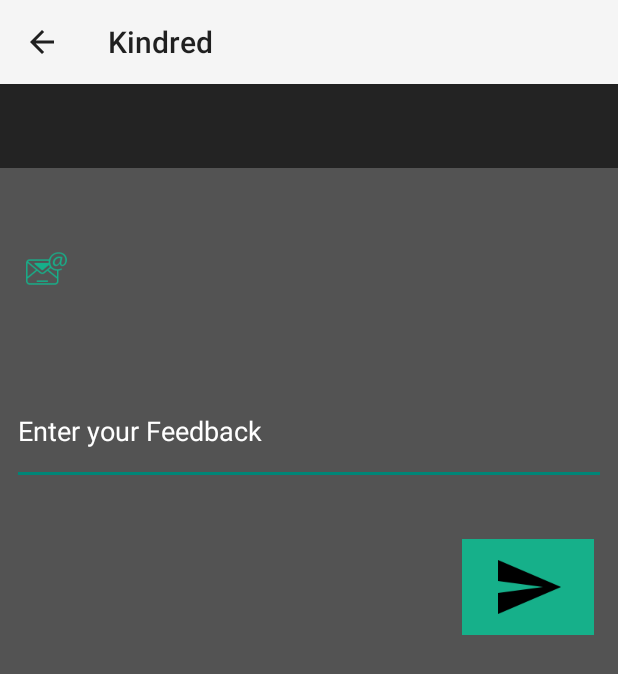
After one commit to AdnanIqbalKhan/Kindred, an Android app: the FeedbackActivity screen opened directly, with no data from a screen before it, on a phone screen of 412 x 824 dp. The commit adds this screen. Shown: the top 674 px of the screen. Run offline under Robolectric (Android 15) with nearby library versions, the phone set to English and light mode, and no system bars; our stand-ins replace Firebase (no records; nobody signed in at launch, a user with empty details on screens opened directly); 1 statement that could not run was skipped.

Commit message:
Add feedback functionality

```diff
--- a/app/build.gradle
+++ b/app/build.gradle
@@ -59,7 +59,7 @@
     implementation 'com.firebaseui:firebase-ui-auth:2.3.0'
 
     // Required only if Facebook login support is required
-    implementation ('com.facebook.android:facebook-android-sdk:4.22.1')
+    implementation('com.facebook.android:facebook-android-sdk:4.22.1')
 
 }
 
--- a/app/src/main/java/com/kindred/kindred/ChatActivity.java
+++ b/app/src/main/java/com/kindred/kindred/ChatActivity.java
@@ -28,9 +28,6 @@
 import com.google.firebase.database.Query;
 import com.google.firebase.database.ServerValue;
 import com.google.firebase.database.ValueEventListener;
-import com.squareup.picasso.Callback;
-import com.squareup.picasso.NetworkPolicy;
-import com.squareup.picasso.Picasso;
 
 import java.util.ArrayList;
 import java.util.HashMap;
--- /dev/null
+++ b/app/src/main/java/com/kindred/kindred/FeedbackActivity.java
@@ -0,0 +1,80 @@
+package com.kindred.kindred;
+
+import android.os.Bundle;
+import android.support.annotation.NonNull;
+import android.support.v7.app.ActionBar;
+import android.support.v7.app.AppCompatActivity;
+import android.support.v7.widget.Toolbar;
+import android.view.View;
+import android.widget.ImageButton;
+import android.widget.MultiAutoCompleteTextView;
+import android.widget.TextView;
+import android.widget.Toast;
+
+import com.google.android.gms.tasks.OnCompleteListener;
+import com.google.android.gms.tasks.Task;
+import com.google.firebase.auth.FirebaseAuth;
+import com.google.firebase.database.FirebaseDatabase;
+import com.google.firebase.database.ServerValue;
+
+import java.util.HashMap;
+
+public class FeedbackActivity extends AppCompatActivity {
+
+    private String mUserId, mUserEmail;
+    private ImageButton mSubmmitBtn;
+    private MultiAutoCompleteTextView mFeedbackText;
+    private TextView mEmailText;
+
+    @Override
+    protected void onCreate(Bundle savedInstanceState) {
+        super.onCreate(savedInstanceState);
+        setContentView(R.layout.activity_feedback);
+
+        final Toolbar mFeedbackToolBar = findViewById(R.id.feedback_app_bar);
+        setSupportActionBar(mFeedbackToolBar);
+
+        ActionBar actionBar = getSupportActionBar();
+        actionBar.setDisplayHomeAsUpEnabled(true);
+        actionBar.setDisplayShowCustomEnabled(true);
+
+        mSubmmitBtn = findViewById(R.id.feedback_submit_btn);
+        mFeedbackText = findViewById(R.id.feedback_feedback_text);
+        mEmailText = findViewById(R.id.feedback_email_text);
+
+        mUserId = FirebaseAuth.getInstance().getCurrentUser().getUid();
+        mUserEmail = FirebaseAuth.getInstance().getCurrentUser().getEmail();
+
+        mEmailText.setText(mUserEmail);
+
+        mSubmmitBtn.setOnClickListener(new View.OnClickListener() {
+            @Override
+            public void onClick(View v) {
+                mSubmmitBtn.setEnabled(false);
+                String feedback = mFeedbackText.getText().toString().replaceAll("\\s+", " ").trim();
+                mFeedbackText.setText(null);
+                if (!feedback.equals("")) {
+                    HashMap<String, Object> data = new HashMap<>();
+                    data.put("userId", mUserId);
+                    data.put("feedback", feedback);
+                    data.put("time", ServerValue.TIMESTAMP);
+
+                    FirebaseDatabase.getInstance().getReference().child("Feedback").push().setValue(data).addOnCompleteListener(new OnCompleteListener<Void>() {
+                        @Override
+                        public void onComplete(@NonNull Task<Void> task) {
+                            if (task.isSuccessful()) {
+                                Toast.makeText(FeedbackActivity.this, "Thanks for your feedback", Toast.LENGTH_SHORT).show();
+                            } else {
+                                Toast.makeText(FeedbackActivity.this, "An Error Occur", Toast.LENGTH_SHORT).show();
+                            }
+                        }
+                    });
+                } else {
+                    Toast.makeText(FeedbackActivity.this, "Empty feedback not allowed", Toast.LENGTH_SHORT).show();
+                }
+                mSubmmitBtn.setEnabled(true);
+            }
+        });
+
+    }
+}
--- a/app/src/main/java/com/kindred/kindred/MainActivity.java
+++ b/app/src/main/java/com/kindred/kindred/MainActivity.java
@@ -48,7 +48,6 @@
 import java.util.ArrayList;
 import java.util.Arrays;
 import java.util.Calendar;
-import java.util.HashMap;
 
 public class MainActivity extends AppCompatActivity implements
         DatePickerDialog.OnDateSetListener, TimePickerDialog.OnTimeSetListener, AdapterView.OnItemSelectedListener {
@@ -504,6 +503,10 @@
             Intent settingsIntent = new Intent(MainActivity.this, SettingsActivity.class);
             startActivity(settingsIntent);
         }
+        if (item.getItemId() == R.id.main_feedback_btn) {
+            Intent settingsIntent = new Intent(MainActivity.this, FeedbackActivity.class);
+            startActivity(settingsIntent);
+        }
         return true;
     }
 
--- a/app/src/main/java/com/kindred/kindred/OrderList.java
+++ b/app/src/main/java/com/kindred/kindred/OrderList.java
@@ -241,6 +241,10 @@
             Intent settingsIntent = new Intent(OrderList.this, SettingsActivity.class);
             startActivity(settingsIntent);
         }
+        if (item.getItemId() == R.id.main_feedback_btn) {
+            Intent settingsIntent = new Intent(OrderList.this, FeedbackActivity.class);
+            startActivity(settingsIntent);
+        }
         return true;
     }
 
--- a/app/src/main/java/com/kindred/kindred/ReceivedMessageHolder.java
+++ b/app/src/main/java/com/kindred/kindred/ReceivedMessageHolder.java
@@ -1,10 +1,6 @@
 package com.kindred.kindred;
 
 import android.view.View;
-
-import com.squareup.picasso.Callback;
-import com.squareup.picasso.NetworkPolicy;
-import com.squareup.picasso.Picasso;
 
 /**
  * Created by Adnan Iqbal Khan on 22-Feb-18.
--- a/app/src/main/java/com/kindred/kindred/SetAvatarActivity.java
+++ b/app/src/main/java/com/kindred/kindred/SetAvatarActivity.java
@@ -14,7 +14,6 @@
 import android.widget.Button;
 import android.widget.GridView;
 import android.widget.ImageView;
-import android.widget.Toast;
 
 import com.google.firebase.auth.FirebaseAuth;
 import com.google.firebase.auth.FirebaseUser;
--- a/app/src/main/java/com/kindred/kindred/StartActivity.java
+++ b/app/src/main/java/com/kindred/kindred/StartActivity.java
@@ -2,7 +2,6 @@
 
 import android.content.Intent;
 import android.os.Bundle;
-import android.os.Handler;
 import android.support.annotation.NonNull;
 import android.support.v7.app.AppCompatActivity;
 import android.view.View;
--- a/app/src/main/java/com/kindred/kindred/YourOrders.java
+++ b/app/src/main/java/com/kindred/kindred/YourOrders.java
@@ -220,6 +220,10 @@
             Intent settingsIntent = new Intent(YourOrders.this, SettingsActivity.class);
             startActivity(settingsIntent);
         }
+        if (item.getItemId() == R.id.main_feedback_btn) {
+            Intent settingsIntent = new Intent(YourOrders.this, FeedbackActivity.class);
+            startActivity(settingsIntent);
+        }
         return true;
     }
 
--- /dev/null
+++ b/app/src/main/res/layout/activity_feedback.xml
@@ -0,0 +1,70 @@
+<?xml version="1.0" encoding="utf-8"?>
+<android.support.constraint.ConstraintLayout xmlns:android="http://schemas.android.com/apk/res/android"
+    xmlns:app="http://schemas.android.com/apk/res-auto"
+    xmlns:tools="http://schemas.android.com/tools"
+    android:layout_width="match_parent"
+    android:layout_height="match_parent"
+    android:background="@color/colorPrimary"
+    tools:context=".FeedbackActivity">
+
+    <include
+        android:id="@+id/feedback_app_bar"
+        layout="@layout/app_bar_layout"
+        app:layout_constraintEnd_toEndOf="parent"
+        app:layout_constraintStart_toStartOf="parent"
+        app:layout_constraintTop_toTopOf="parent" />
+
+    <ImageView
+        android:id="@+id/feedback_email_img"
+        android:layout_width="30dp"
+        android:layout_height="30dp"
+        android:layout_marginEnd="8dp"
+        android:layout_marginStart="16dp"
+        android:layout_marginTop="52dp"
+        android:background="@drawable/email_icon"
+        app:layout_constraintEnd_toStartOf="@+id/feedback_email_text"
+        app:layout_constraintHorizontal_bias="0.0"
+        app:layout_constraintStart_toStartOf="parent"
+        app:layout_constraintTop_toBottomOf="@+id/feedback_app_bar" />
+
+    <MultiAutoCompleteTextView
+        android:id="@+id/feedback_feedback_text"
+        android:layout_width="0dp"
+        android:layout_height="72dp"
+        android:layout_marginEnd="8dp"
+        android:layout_marginStart="8dp"
+        android:layout_marginTop="60dp"
+        android:hint="Enter your Feedback"
+        android:shadowColor="@color/colorText"
+        android:textColor="@color/colorText"
+        android:textColorHighlight="@color/colorText"
+        android:textColorHint="@color/colorText"
+        android:textColorLink="@color/colorText"
+        app:layout_constraintEnd_toEndOf="parent"
+        app:layout_constraintHorizontal_bias="0.0"
+        app:layout_constraintStart_toStartOf="parent"
+        app:layout_constraintTop_toBottomOf="@+id/feedback_email_text" />
+
+    <TextView
+        android:id="@+id/feedback_email_text"
+        android:layout_width="239dp"
+        android:layout_height="23dp"
+        android:layout_marginEnd="72dp"
+        android:layout_marginTop="56dp"
+        android:text="@string/fui_email_hint"
+        android:textColor="@color/colorText"
+        app:layout_constraintEnd_toEndOf="parent"
+        app:layout_constraintTop_toBottomOf="@+id/feedback_app_bar" />
+
+    <ImageButton
+        android:id="@+id/feedback_submit_btn"
+        android:layout_width="88dp"
+        android:layout_height="wrap_content"
+        android:layout_marginEnd="16dp"
+        android:layout_marginTop="36dp"
+        android:background="@color/colorAccent"
+        android:padding="8dp"
+        app:layout_constraintEnd_toEndOf="parent"
+        app:layout_constraintTop_toBottomOf="@+id/feedback_feedback_text"
+        app:srcCompat="@drawable/ic_send_black_24dp" />
+</android.support.constraint.ConstraintLayout>
--- a/app/src/main/res/layout/activity_settings.xml
+++ b/app/src/main/res/layout/activity_settings.xml
@@ -86,7 +86,7 @@
         app:layout_constraintTop_toTopOf="parent"
         app:srcCompat="@drawable/ic_arrow_back_white_24dp" />
 
-    <Button
+    <ImageView
         android:id="@+id/settings_email_btn"
         android:layout_width="30dp"
         android:layout_height="30dp"
--- a/app/src/main/res/layout/item_message_received.xml
+++ b/app/src/main/res/layout/item_message_received.xml
@@ -2,7 +2,6 @@
 
 <android.support.constraint.ConstraintLayout xmlns:android="http://schemas.android.com/apk/res/android"
     xmlns:app="http://schemas.android.com/apk/res-auto"
-    xmlns:tools="http://schemas.android.com/tools"
     android:layout_width="match_parent"
     android:layout_height="wrap_content"
     android:paddingTop="8dp">
--- a/app/src/main/res/menu/main_menu.xml
+++ b/app/src/main/res/menu/main_menu.xml
@@ -5,6 +5,9 @@
         android:id="@+id/main_settings_btn"
         android:title="Account Settings" />
     <item
+        android:id="@+id/main_feedback_btn"
+        android:title="Feedback" />
+    <item
         android:id="@+id/main_logout_btn"
         android:title="@string/main_log_out_btn" />
 </menu>
```
Also changed, not shown: app/src/main/AndroidManifest.xml (+7 -2 lines), app/src/main/java/com/kindred/kindred/MyFirebaseMessagingService.java (+0 -7 lines).
